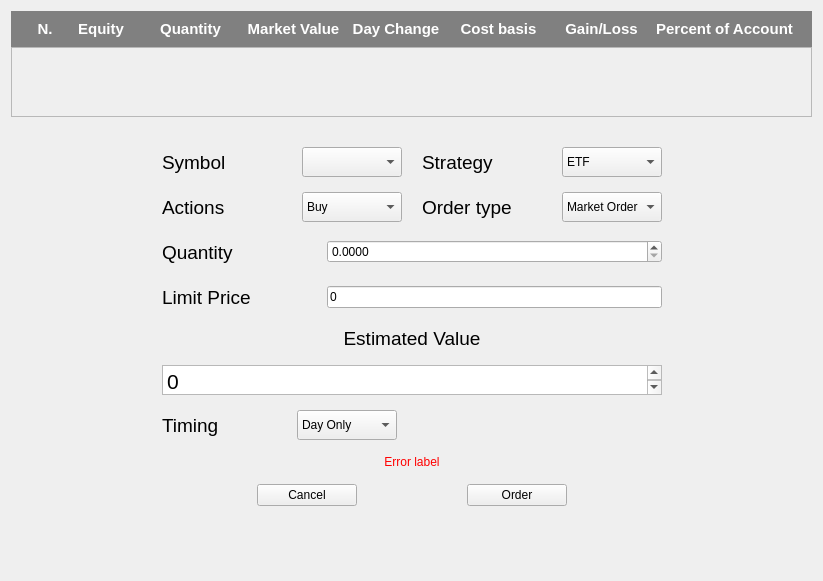
Before: the Qt Designer form src/gui/neworder.ui in guruprerana/trading-platform-pp, drawn with Qt 5.
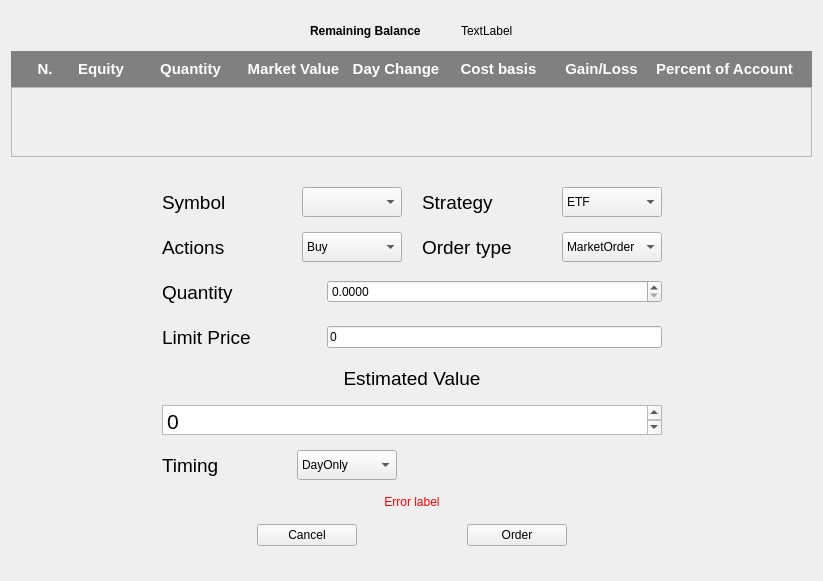
After: the same form once the commit is applied.

Commit message: added remaining money display

The edit to the form file:
```diff
--- a/src/gui/neworder.ui
+++ b/src/gui/neworder.ui
@@ -13,10 +13,75 @@
   <property name="windowTitle">
    <string>Form</string>
   </property>
-  <layout class="QVBoxLayout" name="verticalLayout_2" stretch="0,0,0,1">
+  <layout class="QVBoxLayout" name="verticalLayout_2" stretch="0,0,0,0,1">
    <property name="spacing">
     <number>0</number>
    </property>
+   <item>
+    <layout class="QHBoxLayout" name="horizontalLayout">
+     <property name="spacing">
+      <number>40</number>
+     </property>
+     <property name="topMargin">
+      <number>10</number>
+     </property>
+     <property name="bottomMargin">
+      <number>10</number>
+     </property>
+     <item>
+      <spacer name="horizontalSpacer">
+       <property name="orientation">
+        <enum>Qt::Horizontal</enum>
+       </property>
+       <property name="sizeHint" stdset="0">
+        <size>
+         <width>40</width>
+         <height>20</height>
+        </size>
+       </property>
+      </spacer>
+     </item>
+     <item>
+      <widget class="QLabel" name="label_9">
+       <property name="sizePolicy">
+        <sizepolicy hsizetype="Fixed" vsizetype="Preferred">
+         <horstretch>0</horstretch>
+         <verstretch>0</verstretch>
+        </sizepolicy>
+       </property>
+       <property name="font">
+        <font>
+         <weight>75</weight>
+         <bold>true</bold>
+        </font>
+       </property>
+       <property name="text">
+        <string>Remaining Balance</string>
+       </property>
+      </widget>
+     </item>
+     <item>
+      <widget class="QLabel" name="remainingBalance">
+       <property name="text">
+        <string>TextLabel</string>
+       </property>
+      </widget>
+     </item>
+     <item>
+      <spacer name="horizontalSpacer_2">
+       <property name="orientation">
+        <enum>Qt::Horizontal</enum>
+       </property>
+       <property name="sizeHint" stdset="0">
+        <size>
+         <width>40</width>
+         <height>20</height>
+        </size>
+       </property>
+      </spacer>
+     </item>
+    </layout>
+   </item>
    <item>
     <layout class="QVBoxLayout" name="performanceTable">
      <item>
@@ -421,7 +486,7 @@
            </property>
            <item>
             <property name="text">
-             <string>Market Order</string>
+             <string>MarketOrder</string>
             </property>
            </item>
            <item>
@@ -640,7 +705,7 @@
              </property>
              <item>
               <property name="text">
-               <string>Day Only</string>
+               <string>DayOnly</string>
               </property>
              </item>
              <item>
```
The commit also changes 5 other files.
